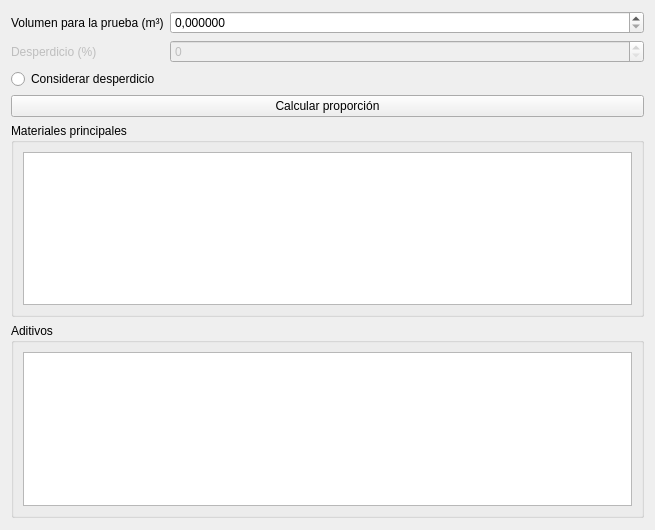
First picture: the form in gui/ui/trial_mix_widget.ui, repository AMK-ULTRA/Concretus, before the edit.
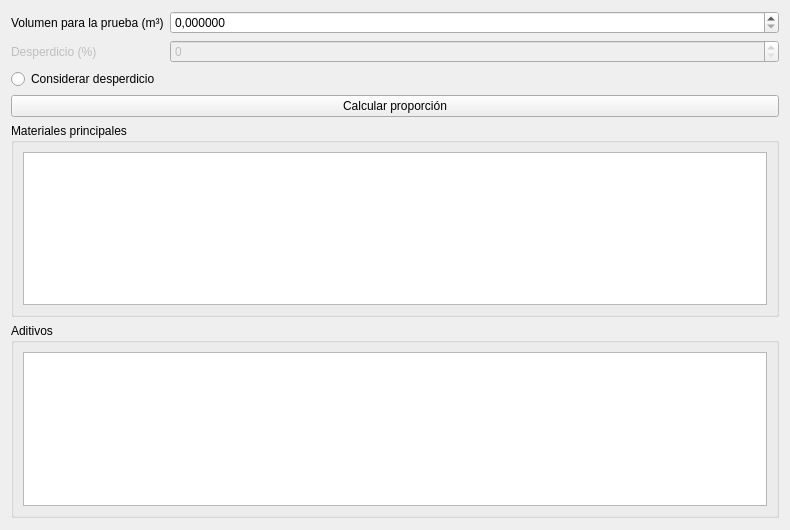
Second picture: the form after the edit.

What changed in the file:
```diff
--- a/gui/ui/trial_mix_widget.ui
+++ b/gui/ui/trial_mix_widget.ui
@@ -6,14 +6,14 @@
    <rect>
     <x>0</x>
     <y>0</y>
-    <width>655</width>
+    <width>790</width>
     <height>530</height>
    </rect>
   </property>
   <property name="minimumSize">
    <size>
-    <width>655</width>
-    <height>475</height>
+    <width>790</width>
+    <height>530</height>
    </size>
   </property>
   <property name="windowTitle">
```
